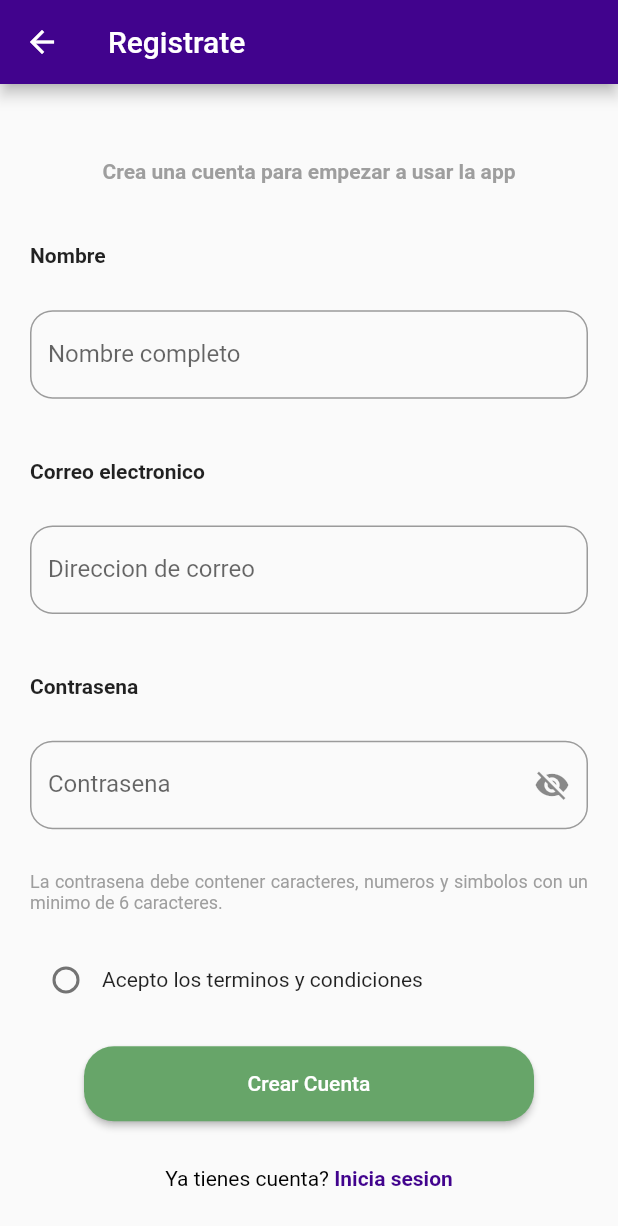
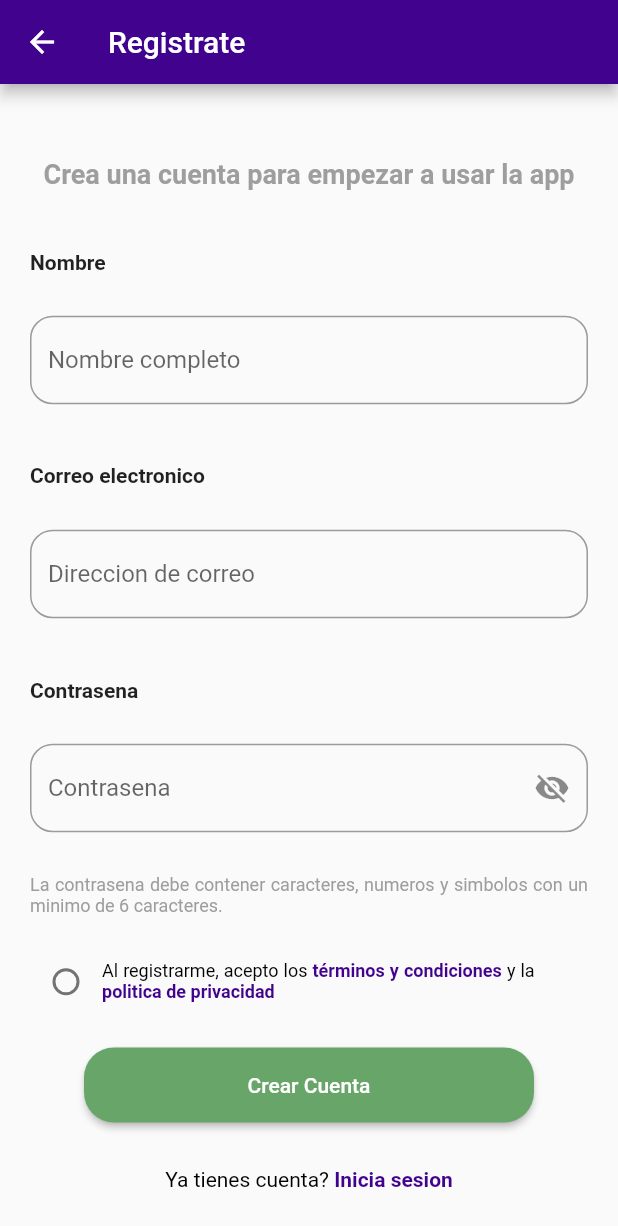
Before and after one commit to 203423/Programacion-movil, a Flutter app: the screen it shows after launch, after a tap on "Registrarse con e-mail", on a phone screen of 412 x 824 dp. Shown: the top 1226 px of the screen. Run offline on Flutter 3.47's test engine with Material 2 defaults, Android fonts, the phone set to English and light mode, and no system bars.

Commit message:
actividad 1 corte 2 v2

```diff
--- a/flutter_application_1/lib/pages/login_screen.dart
+++ b/flutter_application_1/lib/pages/login_screen.dart
@@ -44,19 +44,9 @@ class _LoginScreenState extends State<LoginScreen> {
                         child: Text(
                           'Inicia sesión para empezar a usar la app',
                           style: TextStyle(
-                              color: Colors.grey, fontWeight: FontWeight.bold),
-                        ),
-                      ),
-                      Padding(
-                        padding: const EdgeInsets.only(bottom: 8.0),
-                        child: Row(
-                          mainAxisAlignment: MainAxisAlignment.start,
-                          children: const [
-                            Text(
-                              'Nombre',
-                              style: TextStyle(fontWeight: FontWeight.bold),
-                            ),
-                          ],
+                              color: Colors.grey,
+                              fontWeight: FontWeight.bold,
+                              fontSize: 18),
                         ),
                       ),
                       Padding(
--- a/flutter_application_1/lib/pages/register_screen.dart
+++ b/flutter_application_1/lib/pages/register_screen.dart
@@ -44,7 +44,9 @@ class _RegisterScreenState extends State<RegisterScreen> {
                         child: Text(
                           'Crea una cuenta para empezar a usar la app',
                           style: TextStyle(
-                              color: Colors.grey, fontWeight: FontWeight.bold),
+                              color: Colors.grey,
+                              fontWeight: FontWeight.bold,
+                              fontSize: 18),
                         ),
                       ),
                       Padding(
@@ -128,9 +130,41 @@ class _RegisterScreenState extends State<RegisterScreen> {
                                   agree = value ?? false;
                                 });
                               }),
-                          const Text(
-                            'Acepto los terminos y condiciones',
-                            overflow: TextOverflow.ellipsis,
+                          SizedBox(
+                            width: MediaQuery.of(context).size.width * 0.70,
+                            child: RichText(
+                              text: const TextSpan(
+                                  text: 'Al registrarme, acepto los ',
+                                  style: TextStyle(
+                                      color: Colors.black, fontSize: 12),
+                                  children: [
+                                    TextSpan(
+                                      text: 'términos y condiciones ',
+                                      style: TextStyle(
+                                          color:
+                                              Color.fromARGB(255, 65, 3, 141),
+                                          fontWeight: FontWeight.bold),
+                                      children: [
+                                        TextSpan(
+                                          text: 'y la ',
+                                          style: TextStyle(
+                                              color: Colors.black,
+                                              fontWeight: FontWeight.normal),
+                                          children: [
+                                            TextSpan(
+                                              text: 'politica de privacidad',
+                                              style: TextStyle(
+                                                  color: Color.fromARGB(
+                                                      255, 65, 3, 141),
+                                                  fontWeight: FontWeight.bold),
+                                            ),
+                                          ],
+                                        ),
+                                      ],
+                                    ),
+                                  ]),
+                              textAlign: TextAlign.justify,
+                            ),
                           )
                         ],
                       ),
@@ -175,7 +209,8 @@ class _RegisterScreenState extends State<RegisterScreen> {
                                     );
                                   },
                               ),
-                              ]),
+                            ],
+                          ),
                         ),
                       ),
                     ],
--- a/flutter_application_1/lib/pages/splash_screen.dart
+++ b/flutter_application_1/lib/pages/splash_screen.dart
@@ -1,4 +1,6 @@
+import 'package:flutter/gestures.dart';
 import 'package:flutter/material.dart';
+import 'package:flutter_application_1/pages/login_screen.dart';
 import 'package:flutter_application_1/pages/register_screen.dart';
 import 'package:flutter_application_1/screens/components/on_boarding.dart';
 
@@ -18,15 +20,8 @@ class _SplashScreenState extends State<SplashScreen> {
         body: Stack(children: [
       Container(
         decoration: const BoxDecoration(
-            color: Color.fromARGB(255, 149, 31, 245),
-            gradient: LinearGradient(
-              colors: [
-                (Color.fromARGB(255, 220, 31, 245)),
-                (Color.fromARGB(255, 227, 176, 234))
-              ],
-              begin: Alignment.topCenter,
-              end: Alignment.bottomCenter,
-            )),
+          color: Color.fromARGB(255, 255, 255, 255),
+        ),
         child: Padding(
           padding: const EdgeInsets.all(16),
           child: Center(
@@ -93,7 +88,56 @@ class _SplashScreenState extends State<SplashScreen> {
                             fontSize: 16,
                             color: Color.fromARGB(255, 91, 91, 91))),
                   ),
-                )
+                ),
+                Padding(
+                  padding: const EdgeInsets.only(bottom: 10, top: 140),
+                  child: RichText(
+                    text: const TextSpan(
+                      text: 'Entrar como invitado',
+                      style: TextStyle(
+                          color: Color.fromARGB(255, 8, 141, 3),
+                          fontWeight: FontWeight.bold),
+                    ),
+                  ),
+                ),
+                Padding(
+                  padding: const EdgeInsets.only(bottom: 10),
+                  child: RichText(
+                    text: const TextSpan(
+                      text: 'Entrar como invitado',
+                      style: TextStyle(
+                          color: Color.fromARGB(255, 141, 5, 3),
+                          fontWeight: FontWeight.bold),
+                    ),
+                  ),
+                ),
+                Padding(
+                  padding: const EdgeInsets.only(bottom: 10),
+                  child: RichText(
+                    text: TextSpan(
+                        text: 'Ya tienes cuenta?',
+                        style: const TextStyle(color: Colors.black),
+                        children: [
+                          TextSpan(
+                            text: ' Inicia sesion',
+                            style: const TextStyle(
+                                color: Color.fromARGB(255, 65, 3, 141),
+                                fontWeight: FontWeight.bold),
+                            recognizer: TapGestureRecognizer()
+                              ..onTap = () {
+                                Navigator.push(
+                                  context,
+                                  MaterialPageRoute(
+                                    builder: (context) {
+                                      return const LoginScreen();
+                                    },
+                                  ),
+                                );
+                              },
+                          ),
+                        ]),
+                  ),
+                ),
               ],
             ),
           ),
```
Also changed, not shown: 3 other files. Lines whose indentation alone changed are shown as unchanged.
